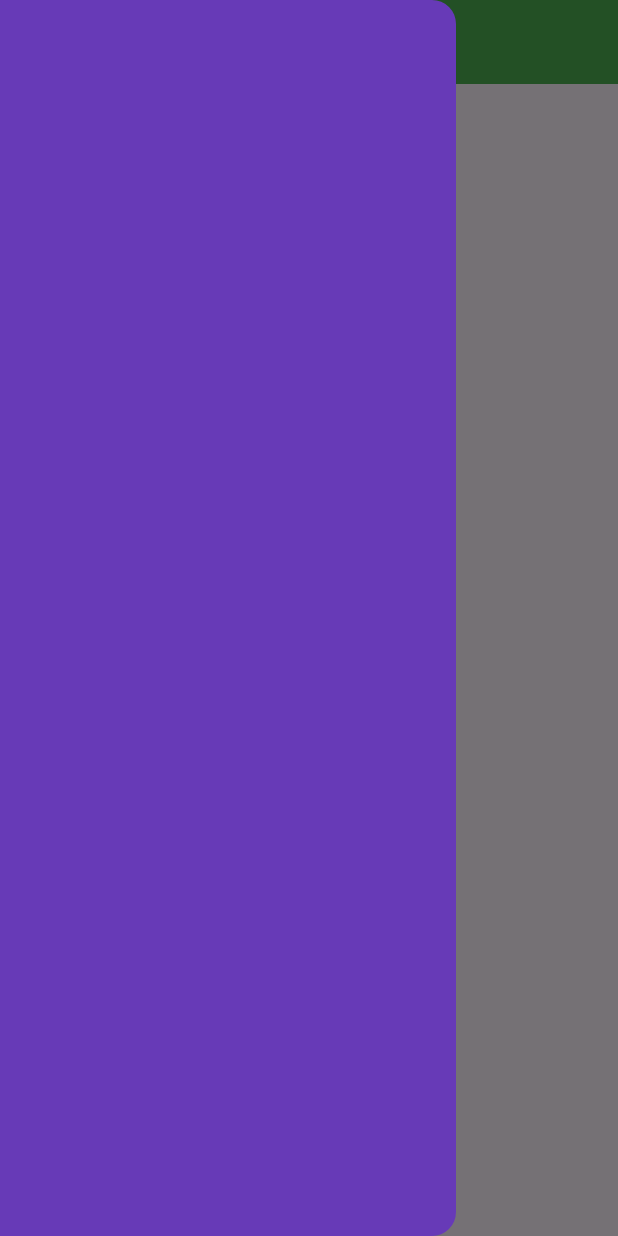
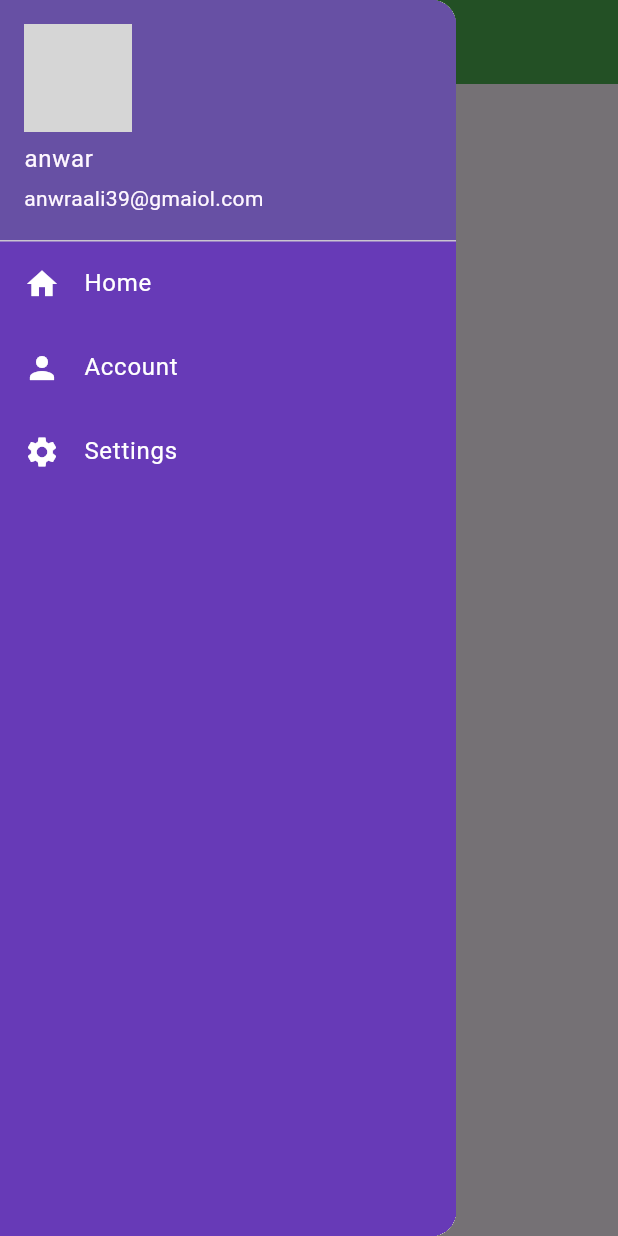
Before and after one commit to ANWAR-ALI784/Groceries-App-UI, a Flutter app: the Homepage screen opened by its route, with the side drawer open, on a phone screen of 412 x 824 dp. Run offline on Flutter 3.47's test engine with Material 3 defaults, Android fonts, the phone set to English and light mode, and no system bars; network calls fail; grey boxes are pictures that could not be loaded.

Commit message:
day  8  drawer concept completed

```diff
--- a/lib/pages/homepage.dart
+++ b/lib/pages/homepage.dart
@@ -1,3 +1,4 @@
+import 'package:catalogapp/utils/widgets/drawer.dart';
 import 'package:flutter/material.dart';
 class Homepage extends StatelessWidget {
   const Homepage({super.key});
@@ -20,7 +21,7 @@ class Homepage extends StatelessWidget {
       body: Container(
         child: const Center(child: Text("welcome to  fyp project")),
       ),
-      drawer: Drawer(backgroundColor: Colors.deepPurple,),
+      drawer: const MyDrawer(),
     );
   }
 }
--- /dev/null
+++ b/lib/utils/widgets/drawer.dart
@@ -0,0 +1,43 @@
+import 'package:flutter/material.dart';
+class MyDrawer extends StatelessWidget {
+  const MyDrawer({super.key});
+
+  @override
+  Widget build(BuildContext context) {
+    return Drawer(
+
+      child: Container(
+        color: Colors.deepPurple,
+        child: ListView(
+          padding: EdgeInsets.zero,
+          children: const [
+            UserAccountsDrawerHeader(
+              margin: EdgeInsets.zero,
+          accountName: Text("anwar"),
+        accountEmail: Text("anwraali39@gmaiol.com"),
+        currentAccountPicture: CircleAvatar(
+          backgroundImage: NetworkImage("https://images.pexels.com/photos/771742/pexels-photo-771742.jpeg?auto=compress&cs=tinysrgb&w=600")
+        ),
+            ),
+            ListTile(
+              leading: Icon(Icons.home,color: Colors.white,),
+              title: Text("Home",style: TextStyle(color: Colors.white),),
+            ),
+            ListTile(
+              leading: Icon(Icons.person,color: Colors.white,),
+              title: Text("Account",style: TextStyle(color: Colors.white),),
+            ),
+            ListTile(
+              leading: Icon(Icons.settings,color: Colors.white,),
+              title: Text("Settings",style: TextStyle(color: Colors.white),),
+            ),
+
+
+          ],
+
+        ),
+      ),
+
+    );
+  }
+}
```
